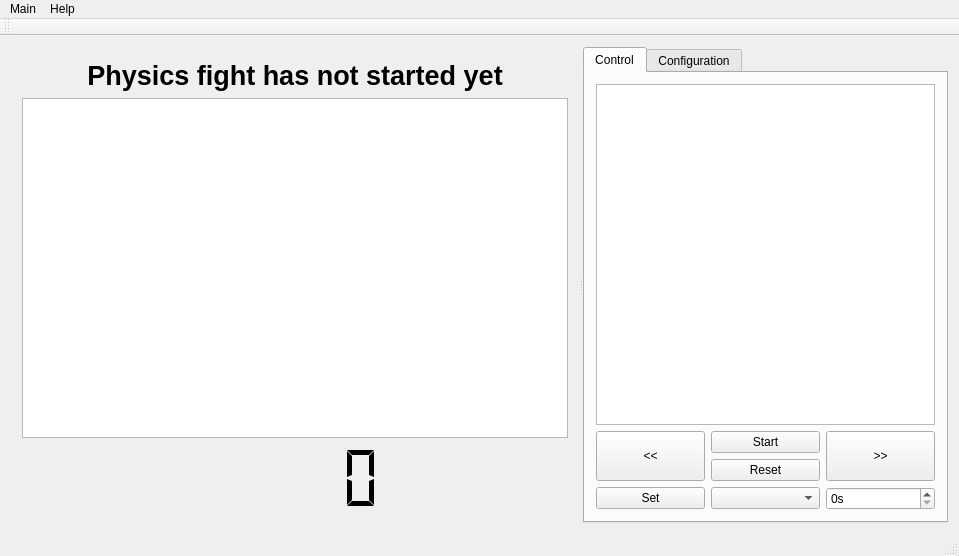
Old version of the form mainwindow.ui in the repository drogenlied/QIYPTClock.
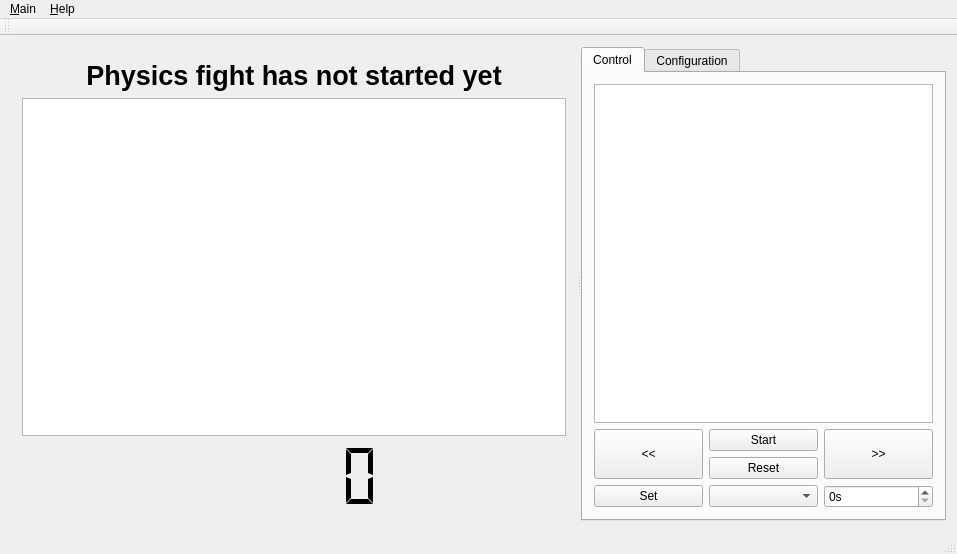
New version of the form. Custom widgets are drawn as their Qt base class.

Diff of the .ui file:
```diff
--- a/mainwindow.ui
+++ b/mainwindow.ui
@@ -6,8 +6,8 @@
    <rect>
     <x>0</x>
     <y>0</y>
-    <width>959</width>
-    <height>556</height>
+    <width>957</width>
+    <height>554</height>
    </rect>
   </property>
   <property name="windowTitle">
@@ -361,19 +361,19 @@
     <rect>
      <x>0</x>
      <y>0</y>
-     <width>959</width>
+     <width>957</width>
      <height>22</height>
     </rect>
    </property>
    <widget class="QMenu" name="menuMain">
     <property name="title">
-     <string>Main</string>
+     <string>&amp;Main</string>
     </property>
     <addaction name="action_Quit"/>
    </widget>
    <widget class="QMenu" name="menuHelp">
     <property name="title">
-     <string>Help</string>
+     <string>&amp;Help</string>
     </property>
     <addaction name="actionAbout_IYPTClock"/>
    </widget>
```
Left out of the diff: 3 changed lines with no effect on the pictures.
